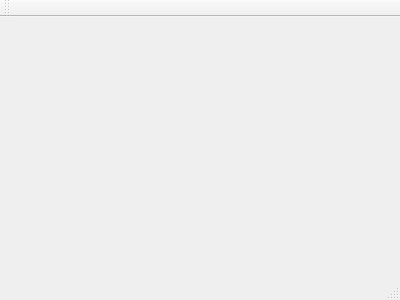
Old version of the form mainwindow.ui in the repository tsekityam/gitlin-gui.
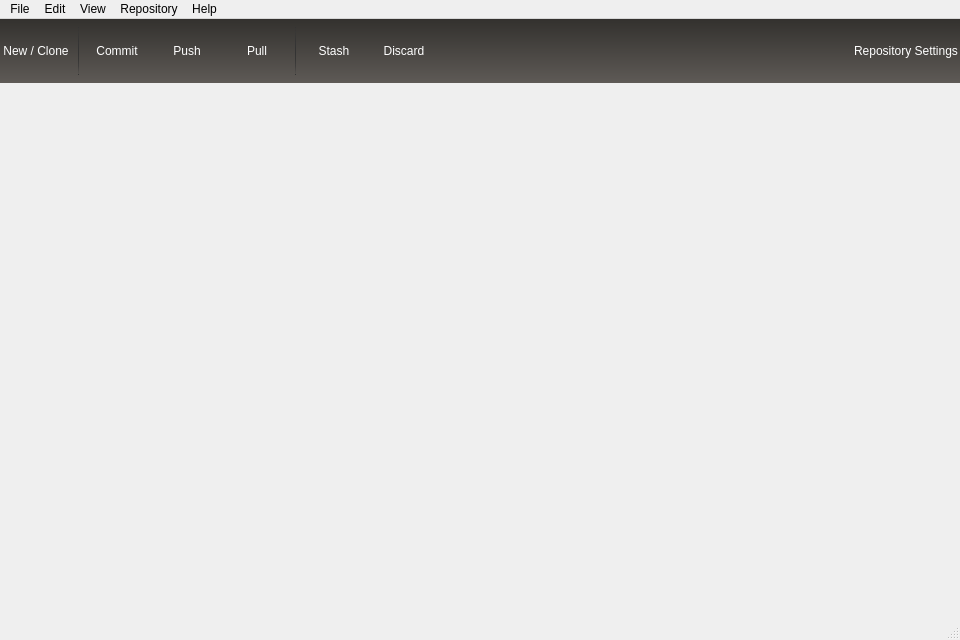
New version of the form.

Commit message: Finish basic top bar design

```diff
--- a/mainwindow.ui
+++ b/mainwindow.ui
@@ -1,24 +1,432 @@
 <ui version="4.0">
  <class>MainWindow</class>
- <widget class="QMainWindow" name="MainWindow" >
-  <property name="geometry" >
+ <widget class="QMainWindow" name="MainWindow">
+  <property name="geometry">
    <rect>
     <x>0</x>
     <y>0</y>
-    <width>400</width>
-    <height>300</height>
+    <width>960</width>
+    <height>640</height>
    </rect>
   </property>
-  <property name="windowTitle" >
-   <string>MainWindow</string>
+  <property name="minimumSize">
+   <size>
+    <width>640</width>
+    <height>480</height>
+   </size>
   </property>
-  <widget class="QMenuBar" name="menuBar" />
-  <widget class="QToolBar" name="mainToolBar" />
-  <widget class="QWidget" name="centralWidget" />
-  <widget class="QStatusBar" name="statusBar" />
+  <property name="windowTitle">
+   <string>GitTree</string>
+  </property>
+  <widget class="QWidget" name="windowCentralWidget">
+   <layout class="QVBoxLayout" name="verticalLayout">
+    <property name="leftMargin">
+     <number>0</number>
+    </property>
+    <property name="topMargin">
+     <number>0</number>
+    </property>
+    <property name="rightMargin">
+     <number>0</number>
+    </property>
+    <property name="bottomMargin">
+     <number>0</number>
+    </property>
+    <item>
+     <widget class="QWidget" name="topBarWidget" native="true">
+      <property name="maximumSize">
+       <size>
+        <width>16777215</width>
+        <height>64</height>
+       </size>
+      </property>
+      <property name="styleSheet">
+       <string notr="true">QWidget#topBarWidget {
+	background: qlineargradient(spread:pad, x1:0, y1:0, x2:0, y2:1, stop:0 rgba(51, 49, 46, 255), stop:1 rgba(94, 90, 86, 255));
+}
+
+QPushButton {
+	border: none;
+	color: white;
+}
+
+QPushButton:pressed {
+	background-color: rgba(0, 0, 0, 48);
+}
+
+QFrame {
+	border: 1px solid qlineargradient(spread:pad, x1:0, y1:0, x2:0, y2:1, stop:0 rgba(51, 51, 51, 0), stop:0.505208 rgba(51, 51, 51, 255), stop:1 rgba(51, 51, 51, 0));
+}</string>
+      </property>
+      <layout class="QHBoxLayout" name="horizontalLayout">
+       <property name="leftMargin">
+        <number>0</number>
+       </property>
+       <property name="topMargin">
+        <number>0</number>
+       </property>
+       <property name="rightMargin">
+        <number>0</number>
+       </property>
+       <property name="bottomMargin">
+        <number>0</number>
+       </property>
+       <item>
+        <widget class="QPushButton" name="topButtonNewOrClone">
+         <property name="minimumSize">
+          <size>
+           <width>72</width>
+           <height>64</height>
+          </size>
+         </property>
+         <property name="maximumSize">
+          <size>
+           <width>72</width>
+           <height>64</height>
+          </size>
+         </property>
+         <property name="font">
+          <font>
+           <pointsize>9</pointsize>
+          </font>
+         </property>
+         <property name="focusPolicy">
+          <enum>Qt::NoFocus</enum>
+         </property>
+         <property name="text">
+          <string>New / Clone</string>
+         </property>
+        </widget>
+       </item>
+       <item>
+        <widget class="Line" name="line_1">
+         <property name="sizePolicy">
+          <sizepolicy hsizetype="Fixed" vsizetype="Fixed">
+           <horstretch>0</horstretch>
+           <verstretch>0</verstretch>
+          </sizepolicy>
+         </property>
+         <property name="minimumSize">
+          <size>
+           <width>1</width>
+           <height>48</height>
+          </size>
+         </property>
+         <property name="maximumSize">
+          <size>
+           <width>1</width>
+           <height>16777215</height>
+          </size>
+         </property>
+         <property name="orientation">
+          <enum>Qt::Vertical</enum>
+         </property>
+        </widget>
+       </item>
+       <item>
+        <widget class="QPushButton" name="topButtonCommit">
+         <property name="minimumSize">
+          <size>
+           <width>64</width>
+           <height>64</height>
+          </size>
+         </property>
+         <property name="maximumSize">
+          <size>
+           <width>64</width>
+           <height>64</height>
+          </size>
+         </property>
+         <property name="font">
+          <font>
+           <pointsize>9</pointsize>
+          </font>
+         </property>
+         <property name="focusPolicy">
+          <enum>Qt::NoFocus</enum>
+         </property>
+         <property name="text">
+          <string>Commit</string>
+         </property>
+        </widget>
+       </item>
+       <item>
+        <widget class="QPushButton" name="topButtonPush">
+         <property name="minimumSize">
+          <size>
+           <width>64</width>
+           <height>64</height>
+          </size>
+         </property>
+         <property name="maximumSize">
+          <size>
+           <width>64</width>
+           <height>64</height>
+          </size>
+         </property>
+         <property name="font">
+          <font>
+           <pointsize>9</pointsize>
+          </font>
+         </property>
+         <property name="focusPolicy">
+          <enum>Qt::NoFocus</enum>
+         </property>
+         <property name="text">
+          <string>Push</string>
+         </property>
+        </widget>
+       </item>
+       <item>
+        <widget class="QPushButton" name="topButtonPull">
+         <property name="minimumSize">
+          <size>
+           <width>64</width>
+           <height>64</height>
+          </size>
+         </property>
+         <property name="maximumSize">
+          <size>
+           <width>64</width>
+           <height>64</height>
+          </size>
+         </property>
+         <property name="font">
+          <font>
+           <pointsize>9</pointsize>
+          </font>
+         </property>
+         <property name="focusPolicy">
+          <enum>Qt::NoFocus</enum>
+         </property>
+         <property name="text">
+          <string>Pull</string>
+         </property>
+        </widget>
+       </item>
+       <item>
+        <widget class="Line" name="line_2">
+         <property name="sizePolicy">
+          <sizepolicy hsizetype="Fixed" vsizetype="Fixed">
+           <horstretch>0</horstretch>
+           <verstretch>0</verstretch>
+          </sizepolicy>
+         </property>
+         <property name="minimumSize">
+          <size>
+           <width>1</width>
+           <height>48</height>
+          </size>
+         </property>
+         <property name="maximumSize">
+          <size>
+           <width>1</width>
+           <height>16777215</height>
+          </size>
+         </property>
+         <property name="orientation">
+          <enum>Qt::Vertical</enum>
+         </property>
+        </widget>
+       </item>
+       <item>
+        <widget class="QPushButton" name="topButtonStash">
+         <property name="minimumSize">
+          <size>
+           <width>64</width>
+           <height>64</height>
+          </size>
+         </property>
+         <property name="maximumSize">
+          <size>
+           <width>64</width>
+           <height>64</height>
+          </size>
+         </property>
+         <property name="font">
+          <font>
+           <pointsize>9</pointsize>
+          </font>
+         </property>
+         <property name="focusPolicy">
+          <enum>Qt::NoFocus</enum>
+         </property>
+         <property name="text">
+          <string>Stash</string>
+         </property>
+        </widget>
+       </item>
+       <item>
+        <widget class="QPushButton" name="topButtonDiscard">
+         <property name="minimumSize">
+          <size>
+           <width>64</width>
+           <height>64</height>
+          </size>
+         </property>
+         <property name="maximumSize">
+          <size>
+           <width>64</width>
+           <height>64</height>
+          </size>
+         </property>
+         <property name="font">
+          <font>
+           <pointsize>9</pointsize>
+          </font>
+         </property>
+         <property name="focusPolicy">
+          <enum>Qt::NoFocus</enum>
+         </property>
+         <property name="text">
+          <string>Discard</string>
+         </property>
+        </widget>
+       </item>
+       <item>
+        <spacer name="horizontalSpacer">
+         <property name="orientation">
+          <enum>Qt::Horizontal</enum>
+         </property>
+         <property name="sizeHint" stdset="0">
+          <size>
+           <width>40</width>
+           <height>20</height>
+          </size>
+         </property>
+        </spacer>
+       </item>
+       <item>
+        <widget class="QPushButton" name="topButtonRepoSettings">
+         <property name="minimumSize">
+          <size>
+           <width>108</width>
+           <height>64</height>
+          </size>
+         </property>
+         <property name="maximumSize">
+          <size>
+           <width>108</width>
+           <height>64</height>
+          </size>
+         </property>
+         <property name="font">
+          <font>
+           <pointsize>9</pointsize>
+          </font>
+         </property>
+         <property name="focusPolicy">
+          <enum>Qt::NoFocus</enum>
+         </property>
+         <property name="autoFillBackground">
+          <bool>false</bool>
+         </property>
+         <property name="text">
+          <string>Repository Settings</string>
+         </property>
+        </widget>
+       </item>
+      </layout>
+     </widget>
+    </item>
+    <item>
+     <widget class="QWidget" name="contentWidget" native="true"/>
+    </item>
+   </layout>
+  </widget>
+  <widget class="QStatusBar" name="statusBar"/>
+  <widget class="QMenuBar" name="menuBar">
+   <property name="geometry">
+    <rect>
+     <x>0</x>
+     <y>0</y>
+     <width>960</width>
+     <height>24</height>
+    </rect>
+   </property>
+   <widget class="QMenu" name="menuProjects">
+    <property name="title">
+     <string>File</string>
+    </property>
+    <addaction name="actionNewOrClone"/>
+    <addaction name="actionOpen"/>
+    <addaction name="separator"/>
+    <addaction name="actionManage_Repositories"/>
+    <addaction name="separator"/>
+    <addaction name="actionExit"/>
+   </widget>
+   <widget class="QMenu" name="menuEdit">
+    <property name="title">
+     <string>Edit</string>
+    </property>
+   </widget>
+   <widget class="QMenu" name="menuView">
+    <property name="title">
+     <string>View</string>
+    </property>
+   </widget>
+   <widget class="QMenu" name="menuRepository">
+    <property name="title">
+     <string>Repository</string>
+    </property>
+   </widget>
+   <widget class="QMenu" name="menuHelp">
+    <property name="title">
+     <string>Help</string>
+    </property>
+    <addaction name="actionAbout"/>
+    <addaction name="actionCheckUpdates"/>
+   </widget>
+   <addaction name="menuProjects"/>
+   <addaction name="menuEdit"/>
+   <addaction name="menuView"/>
+   <addaction name="menuRepository"/>
+   <addaction name="menuHelp"/>
+  </widget>
+  <action name="actionNewOrClone">
+   <property name="text">
+    <string>New / Clone Repository...</string>
+   </property>
+   <property name="toolTip">
+    <string>New or Clone Repository</string>
+   </property>
+   <property name="shortcut">
+    <string>Ctrl+N</string>
+   </property>
+  </action>
+  <action name="actionOpen">
+   <property name="text">
+    <string>Open Existing Repository...</string>
+   </property>
+   <property name="toolTip">
+    <string>Open Existing Repository</string>
+   </property>
+   <property name="shortcut">
+    <string>Ctrl+O</string>
+   </property>
+  </action>
+  <action name="actionExit">
+   <property name="text">
+    <string>Exit</string>
+   </property>
+  </action>
+  <action name="actionAbout">
+   <property name="text">
+    <string>About GitTree</string>
+   </property>
+  </action>
+  <action name="actionCheckUpdates">
+   <property name="text">
+    <string>Check for Updates</string>
+   </property>
+  </action>
+  <action name="actionManage_Repositories">
+   <property name="text">
+    <string>Manage Repositories...</string>
+   </property>
+  </action>
  </widget>
- <layoutDefault spacing="6" margin="11" />
- <pixmapfunction></pixmapfunction>
+ <layoutdefault spacing="6" margin="11"/>
  <resources/>
  <connections/>
 </ui>
```
Left out of the diff: 1 changed line with no effect on the pictures. The commit also changes 4 other files.
